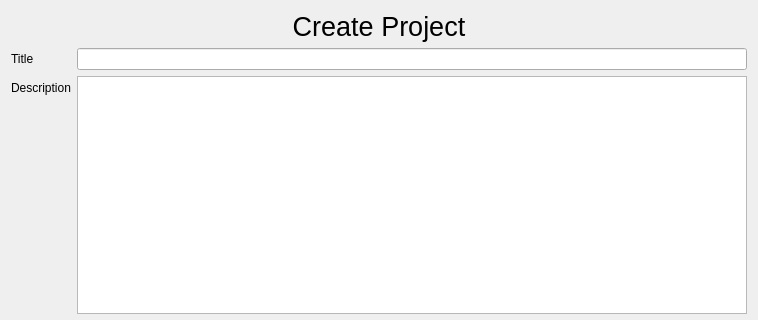
The window that createprojectwidget.ui (zcharli/carleton-student-project-partner-finder) describes before a commit, drawn with Qt 5; both pictures show x 0 to 758 and y 0 to 320 of the 758 by 559 pixel window.
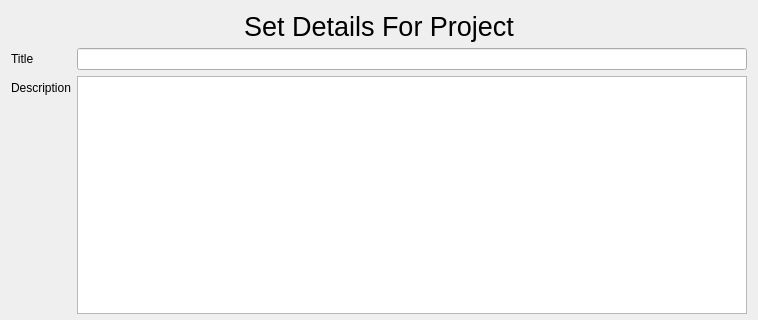
The same window after the commit.

Commit message: Create Profile Integration

```diff
--- a/createprojectwidget.ui
+++ b/createprojectwidget.ui
@@ -22,7 +22,7 @@
       </font>
      </property>
      <property name="text">
-      <string>Create Project</string>
+      <string>Set Details For Project</string>
      </property>
      <property name="alignment">
       <set>Qt::AlignCenter</set>
```
The commit also changes 16 other files.
